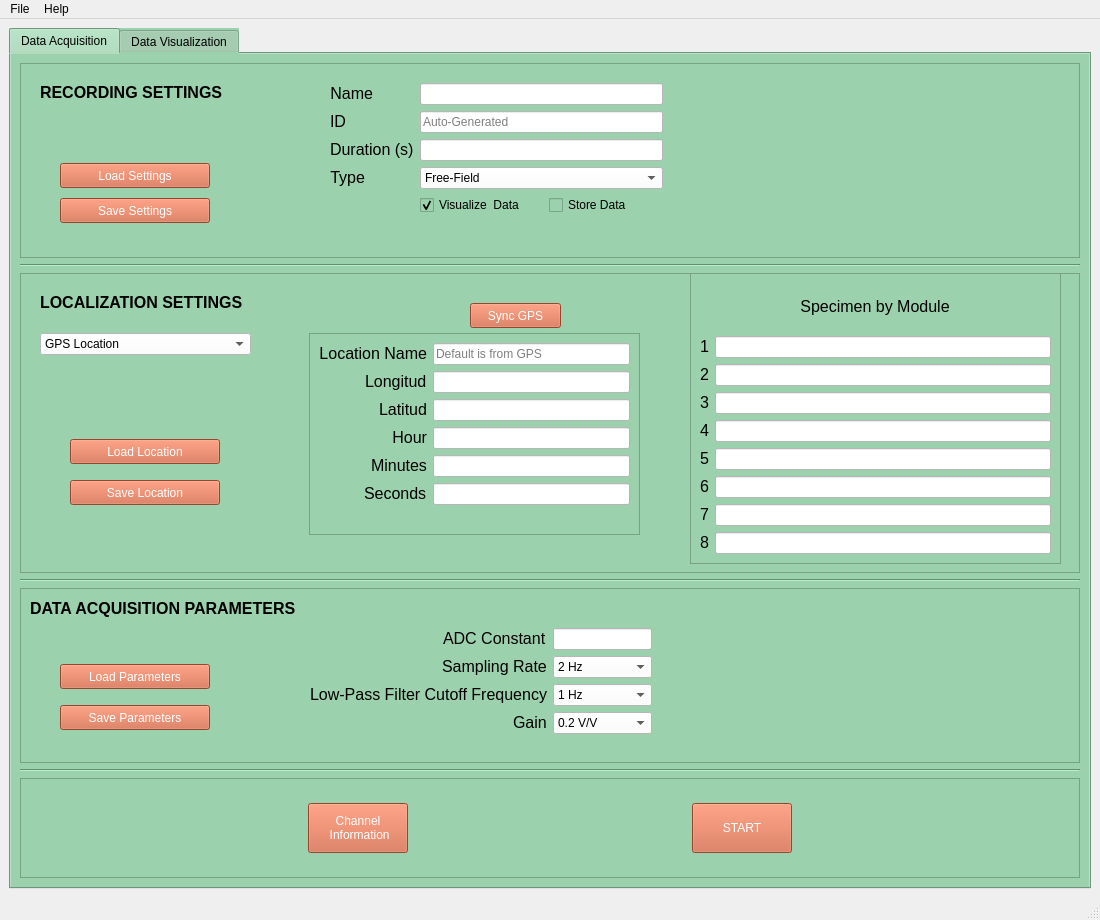
Old version of the form GUI/main_window.ui in the repository jrsm1/EWAS_Application.
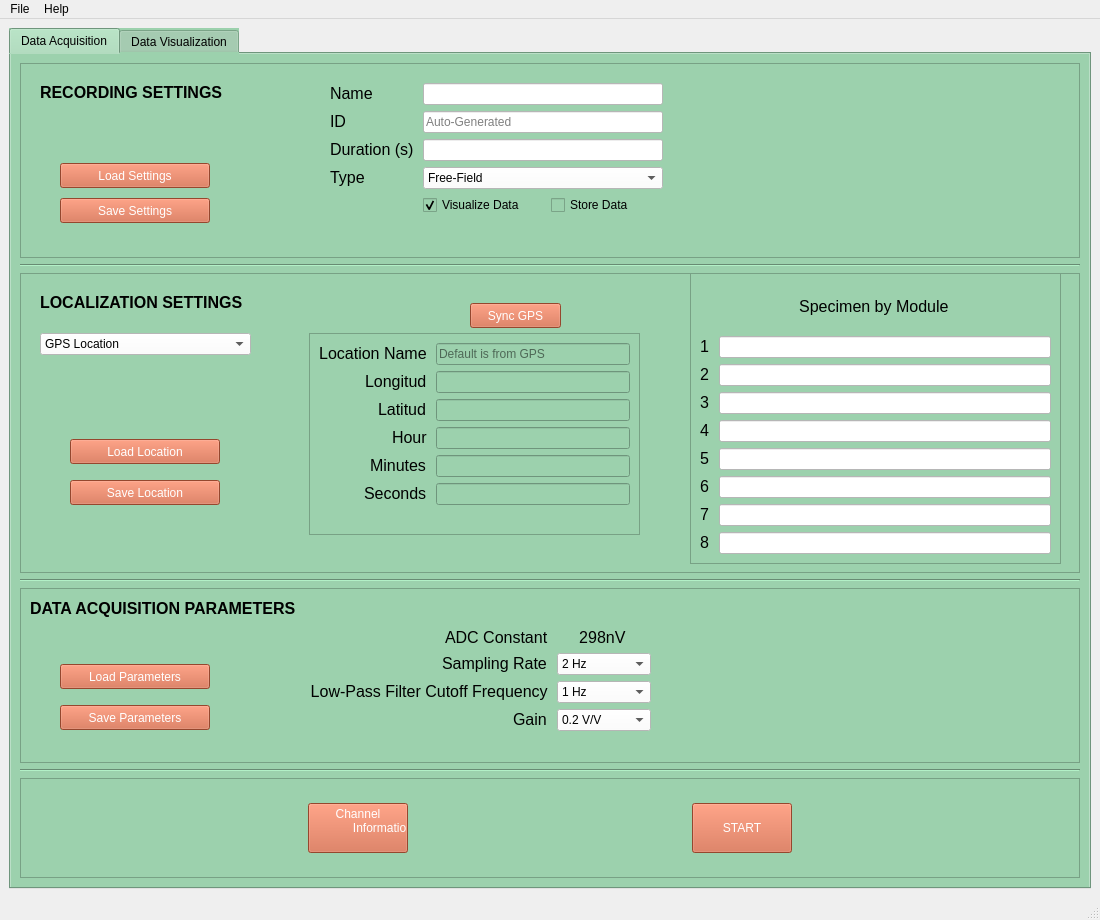
New version of the form.

Patch:
```diff
--- a/GUI/main_window.ui
+++ b/GUI/main_window.ui
@@ -109,7 +109,9 @@
             <item row="0" column="0">
              <widget class="QLabel" name="main_tab_RecordingSettings_name_Label">
               <property name="text">
-               <string>&lt;html&gt;&lt;head/&gt;&lt;body&gt;&lt;p align=&quot;right&quot;&gt;&lt;span style=&quot; font-size:12pt;&quot;&gt;Name&lt;/span&gt;&lt;/p&gt;&lt;/body&gt;&lt;/html&gt;</string>
+															<string>&lt;html&gt;&lt;head/&gt;&lt;body&gt;&lt;p align=&quot;right&quot;&gt;&lt;span
+																style=&quot; font-size:12pt;&quot;&gt;Name&lt;/span&gt;&lt;/p&gt;&lt;/body&gt;&lt;/html&gt;
+															</string>
               </property>
               <property name="buddy">
                <cstring>main_tab_RecordingSettings_name_LineEdit</cstring>
@@ -134,7 +136,9 @@
             <item row="1" column="0">
              <widget class="QLabel" name="main_tab_Localization_latitudLabel_2">
               <property name="text">
-               <string>&lt;html&gt;&lt;head/&gt;&lt;body&gt;&lt;p&gt;&lt;span style=&quot; font-size:12pt;&quot;&gt;ID&lt;/span&gt;&lt;/p&gt;&lt;/body&gt;&lt;/html&gt;</string>
+															<string>&lt;html&gt;&lt;head/&gt;&lt;body&gt;&lt;p&gt;&lt;span
+																style=&quot; font-size:12pt;&quot;&gt;ID&lt;/span&gt;&lt;/p&gt;&lt;/body&gt;&lt;/html&gt;
+															</string>
               </property>
               <property name="buddy">
                <cstring>main_tab_RecordingSettings_id_LineEdit</cstring>
@@ -162,7 +166,9 @@
             <item row="2" column="0">
              <widget class="QLabel" name="main_tab_RecordingSettings_durationLabel">
               <property name="text">
-               <string>&lt;html&gt;&lt;head/&gt;&lt;body&gt;&lt;p&gt;&lt;span style=&quot; font-size:12pt;&quot;&gt;Duration (s)&lt;/span&gt;&lt;/p&gt;&lt;/body&gt;&lt;/html&gt;</string>
+															<string>&lt;html&gt;&lt;head/&gt;&lt;body&gt;&lt;p&gt;&lt;span
+																style=&quot; font-size:12pt;&quot;&gt;Duration (s)&lt;/span&gt;&lt;/p&gt;&lt;/body&gt;&lt;/html&gt;
+															</string>
               </property>
               <property name="buddy">
                <cstring>main_tab_RecordingSettings_durationLineEdit</cstring>
@@ -184,7 +190,9 @@
             <item row="3" column="0">
              <widget class="QLabel" name="main_tab_longitud_Label_3">
               <property name="text">
-               <string>&lt;html&gt;&lt;head/&gt;&lt;body&gt;&lt;p align=&quot;right&quot;&gt;&lt;span style=&quot; font-size:12pt;&quot;&gt;Type&lt;/span&gt;&lt;/p&gt;&lt;/body&gt;&lt;/html&gt;</string>
+															<string>&lt;html&gt;&lt;head/&gt;&lt;body&gt;&lt;p align=&quot;right&quot;&gt;&lt;span
+																style=&quot; font-size:12pt;&quot;&gt;Type&lt;/span&gt;&lt;/p&gt;&lt;/body&gt;&lt;/html&gt;
+															</string>
               </property>
               <property name="buddy">
                <cstring>main_tab_RecordingSettings_type_DropDown</cstring>
@@ -229,7 +237,7 @@
                  <string notr="true">font: 12pt &quot;MS Shell Dlg 2&quot;;</string>
                 </property>
                 <property name="text">
-                 <string>Visualize  Data</string>
+																	<string>Visualize Data</string>
                 </property>
                 <property name="checked">
                  <bool>true</bool>
@@ -513,7 +521,10 @@
               <item row="0" column="0">
                <widget class="QLabel" name="main_tab_longitud_Label">
                 <property name="text">
-                 <string>&lt;html&gt;&lt;head/&gt;&lt;body&gt;&lt;p align=&quot;right&quot;&gt;&lt;span style=&quot; font-size:12pt;&quot;&gt;Location Name&lt;/span&gt;&lt;/p&gt;&lt;/body&gt;&lt;/html&gt;</string>
+																	<string>&lt;html&gt;&lt;head/&gt;&lt;body&gt;&lt;p
+																		align=&quot;right&quot;&gt;&lt;span style=&quot;
+																		font-size:12pt;&quot;&gt;Location Name&lt;/span&gt;&lt;/p&gt;&lt;/body&gt;&lt;/html&gt;
+																	</string>
                 </property>
                 <property name="buddy">
                  <cstring>main_tab_LocalizationSettings_Name_lineEdit</cstring>
@@ -529,9 +540,11 @@
                  </size>
                 </property>
                 <property name="styleSheet">
-                 <string notr="true">background-color: rgb(255, 255, 255);
-font: 12pt &quot;MS Shell Dlg 2&quot;;
-color: rgb(0, 0, 0)</string>
+																	<string notr="true">background-color: rgb(255, 255,
+																		255);
+																		font: 12pt &quot;MS Shell Dlg 2&quot;;
+																		color: rgb(0, 0, 0)
+																	</string>
                 </property>
                 <property name="maxLength">
                  <number>20</number>
@@ -544,7 +557,9 @@
               <item row="1" column="0">
                <widget class="QLabel" name="main_tab_Localization_longitudLabel">
                 <property name="text">
-                 <string>&lt;html&gt;&lt;head/&gt;&lt;body&gt;&lt;p&gt;&lt;span style=&quot; font-size:12pt;&quot;&gt;Longitud&lt;/span&gt;&lt;/p&gt;&lt;/body&gt;&lt;/html&gt;</string>
+																	<string>&lt;html&gt;&lt;head/&gt;&lt;body&gt;&lt;p&gt;&lt;span
+																		style=&quot; font-size:12pt;&quot;&gt;Longitud&lt;/span&gt;&lt;/p&gt;&lt;/body&gt;&lt;/html&gt;
+																	</string>
                 </property>
                 <property name="buddy">
                  <cstring>main_tab_LocalizationSettings_longitudLineEdit</cstring>
@@ -554,9 +569,11 @@
               <item row="1" column="1">
                <widget class="QLineEdit" name="main_tab_LocalizationSettings_longitudLineEdit">
                 <property name="styleSheet">
-                 <string notr="true">background-color: rgb(255, 255, 255);
-font: 12pt &quot;MS Shell Dlg 2&quot;;
-color: rgb(0, 0, 0)</string>
+																	<string notr="true">background-color: rgb(255, 255,
+																		255);
+																		font: 12pt &quot;MS Shell Dlg 2&quot;;
+																		color: rgb(0, 0, 0)
+																	</string>
                 </property>
                 <property name="maxLength">
                  <number>10</number>
@@ -566,7 +583,9 @@
               <item row="2" column="0">
                <widget class="QLabel" name="main_tab_Localization_latitudLabel">
                 <property name="text">
-                 <string>&lt;html&gt;&lt;head/&gt;&lt;body&gt;&lt;p&gt;&lt;span style=&quot; font-size:12pt;&quot;&gt;              Latitud&lt;/span&gt;&lt;/p&gt;&lt;/body&gt;&lt;/html&gt;</string>
+																	<string>&lt;html&gt;&lt;head/&gt;&lt;body&gt;&lt;p&gt;&lt;span
+																		style=&quot; font-size:12pt;&quot;&gt; Latitud&lt;/span&gt;&lt;/p&gt;&lt;/body&gt;&lt;/html&gt;
+																	</string>
                 </property>
                 <property name="buddy">
                  <cstring>main_tab_LocalizationSettings_latitudLineEdit</cstring>
@@ -576,9 +595,11 @@
               <item row="2" column="1">
                <widget class="QLineEdit" name="main_tab_LocalizationSettings_latitudLineEdit">
                 <property name="styleSheet">
-                 <string notr="true">background-color: rgb(255, 255, 255);
-font: 12pt &quot;MS Shell Dlg 2&quot;;
-color: rgb(0, 0, 0)</string>
+																	<string notr="true">background-color: rgb(255, 255,
+																		255);
+																		font: 12pt &quot;MS Shell Dlg 2&quot;;
+																		color: rgb(0, 0, 0)
+																	</string>
                 </property>
                 <property name="maxLength">
                  <number>11</number>
@@ -588,7 +609,10 @@
               <item row="3" column="0">
                <widget class="QLabel" name="main_tab_Localization_hourLabel">
                 <property name="text">
-                 <string>&lt;html&gt;&lt;head/&gt;&lt;body&gt;&lt;p align=&quot;right&quot;&gt;&lt;span style=&quot; font-size:12pt;&quot;&gt;Hour&lt;/span&gt;&lt;/p&gt;&lt;/body&gt;&lt;/html&gt;</string>
+																	<string>&lt;html&gt;&lt;head/&gt;&lt;body&gt;&lt;p
+																		align=&quot;right&quot;&gt;&lt;span style=&quot;
+																		font-size:12pt;&quot;&gt;Hour&lt;/span&gt;&lt;/p&gt;&lt;/body&gt;&lt;/html&gt;
+																	</string>
                 </property>
                 <property name="buddy">
                  <cstring>main_tab_LocalizationSettings_hourLineEdit</cstring>
@@ -598,9 +622,11 @@
               <item row="3" column="1">
                <widget class="QLineEdit" name="main_tab_LocalizationSettings_hourLineEdit">
                 <property name="styleSheet">
-                 <string notr="true">background-color: rgb(255, 255, 255);
-font: 12pt &quot;MS Shell Dlg 2&quot;;
-color: rgb(0, 0, 0)</string>
+																	<string notr="true">background-color: rgb(255, 255,
+																		255);
+																		font: 12pt &quot;MS Shell Dlg 2&quot;;
+																		color: rgb(0, 0, 0)
+																	</string>
                 </property>
                 <property name="maxLength">
                  <number>2</number>
@@ -610,7 +636,9 @@
               <item row="4" column="0">
                <widget class="QLabel" name="main_tab_Localization_minutesLabel">
                 <property name="text">
-                 <string>&lt;html&gt;&lt;head/&gt;&lt;body&gt;&lt;p&gt;&lt;span style=&quot; font-size:12pt;&quot;&gt;Minutes&lt;/span&gt;&lt;/p&gt;&lt;/body&gt;&lt;/html&gt;</string>
+																	<string>&lt;html&gt;&lt;head/&gt;&lt;body&gt;&lt;p&gt;&lt;span
+																		style=&quot; font-size:12pt;&quot;&gt;Minutes&lt;/span&gt;&lt;/p&gt;&lt;/body&gt;&lt;/html&gt;
+																	</string>
                 </property>
                 <property name="buddy">
                  <cstring>main_tab_LocalizationSettings_minutesLineEdit</cstring>
@@ -620,9 +648,11 @@
               <item row="4" column="1">
                <widget class="QLineEdit" name="main_tab_LocalizationSettings_minutesLineEdit">
                 <property name="styleSheet">
-                 <string notr="true">background-color: rgb(255, 255, 255);
-font: 12pt &quot;MS Shell Dlg 2&quot;;
-color: rgb(0, 0, 0)</string>
+																	<string notr="true">background-color: rgb(255, 255,
+																		255);
+																		font: 12pt &quot;MS Shell Dlg 2&quot;;
+																		color: rgb(0, 0, 0)
+																	</string>
                 </property>
                 <property name="maxLength">
                  <number>2</number>
@@ -632,7 +662,9 @@
               <item row="5" column="0">
                <widget class="QLabel" name="main_tab_Localization_secondsLabel">
                 <property name="text">
-                 <string>&lt;html&gt;&lt;head/&gt;&lt;body&gt;&lt;p&gt;&lt;span style=&quot; font-size:12pt;&quot;&gt;Seconds&lt;/span&gt;&lt;/p&gt;&lt;/body&gt;&lt;/html&gt;</string>
+																	<string>&lt;html&gt;&lt;head/&gt;&lt;body&gt;&lt;p&gt;&lt;span
+																		style=&quot; font-size:12pt;&quot;&gt;Seconds&lt;/span&gt;&lt;/p&gt;&lt;/body&gt;&lt;/html&gt;
+																	</string>
                 </property>
                 <property name="buddy">
                  <cstring>main_tab_LocalizationSettings_secondsLineEdit</cstring>
@@ -642,9 +674,11 @@
               <item row="5" column="1">
                <widget class="QLineEdit" name="main_tab_LocalizationSettings_secondsLineEdit">
                 <property name="styleSheet">
-                 <string notr="true">background-color: rgb(255, 255, 255);
-font: 12pt &quot;MS Shell Dlg 2&quot;;
-color: rgb(0, 0, 0)</string>
+																	<string notr="true">background-color: rgb(255, 255,
+																		255);
+																		font: 12pt &quot;MS Shell Dlg 2&quot;;
+																		color: rgb(0, 0, 0)
+																	</string>
                 </property>
                 <property name="maxLength">
                  <number>2</number>
@@ -676,7 +710,10 @@
               <item alignment="Qt::AlignHCenter">
                <widget class="QLabel" name="label">
                 <property name="text">
-                 <string>&lt;html&gt;&lt;head/&gt;&lt;body&gt;&lt;p align=&quot;center&quot;&gt;&lt;span style=&quot; font-size:12pt;&quot;&gt;Specimen by Module&lt;/span&gt;&lt;/p&gt;&lt;/body&gt;&lt;/html&gt;</string>
+																	<string>&lt;html&gt;&lt;head/&gt;&lt;body&gt;&lt;p
+																		align=&quot;center&quot;&gt;&lt;span style=&quot;
+																		font-size:12pt;&quot;&gt;Specimen by Module&lt;/span&gt;&lt;/p&gt;&lt;/body&gt;&lt;/html&gt;
+																	</string>
                 </property>
                </widget>
               </item>
@@ -685,7 +722,9 @@
                 <item row="0" column="0">
                  <widget class="QLabel" name="main_tab_module_loc_Label_1">
                   <property name="text">
-                   <string>&lt;html&gt;&lt;head/&gt;&lt;body&gt;&lt;p&gt;&lt;span style=&quot; font-size:12pt;&quot;&gt;1&lt;/span&gt;&lt;/p&gt;&lt;/body&gt;&lt;/html&gt;</string>
+																			<string>&lt;html&gt;&lt;head/&gt;&lt;body&gt;&lt;p&gt;&lt;span
+																				style=&quot; font-size:12pt;&quot;&gt;1&lt;/span&gt;&lt;/p&gt;&lt;/body&gt;&lt;/html&gt;
+																			</string>
                   </property>
                   <property name="buddy">
                    <cstring>main_tab_module_loc_LineEdit_1</cstring>
@@ -707,7 +746,9 @@
                 <item row="1" column="0">
                  <widget class="QLabel" name="main_tab_module_loc_Label_2">
                   <property name="text">
-                   <string>&lt;html&gt;&lt;head/&gt;&lt;body&gt;&lt;p&gt;&lt;span style=&quot; font-size:12pt;&quot;&gt;2&lt;/span&gt;&lt;/p&gt;&lt;/body&gt;&lt;/html&gt;</string>
+																			<string>&lt;html&gt;&lt;head/&gt;&lt;body&gt;&lt;p&gt;&lt;span
+																				style=&quot; font-size:12pt;&quot;&gt;2&lt;/span&gt;&lt;/p&gt;&lt;/body&gt;&lt;/html&gt;
+																			</string>
                   </property>
                   <property name="buddy">
                    <cstring>main_tab_module_loc_LineEdit_2</cstring>
@@ -729,7 +770,9 @@
                 <item row="2" column="0">
                  <widget class="QLabel" name="main_tab_module_loc_Label_3">
                   <property name="text">
-                   <string>&lt;html&gt;&lt;head/&gt;&lt;body&gt;&lt;p&gt;&lt;span style=&quot; font-size:12pt;&quot;&gt;3&lt;/span&gt;&lt;/p&gt;&lt;/body&gt;&lt;/html&gt;</string>
+																			<string>&lt;html&gt;&lt;head/&gt;&lt;body&gt;&lt;p&gt;&lt;span
+																				style=&quot; font-size:12pt;&quot;&gt;3&lt;/span&gt;&lt;/p&gt;&lt;/body&gt;&lt;/html&gt;
+																			</string>
                   </property>
                   <property name="buddy">
                    <cstring>main_tab_module_loc_LineEdit_3</cstring>
@@ -751,7 +794,9 @@
                 <item row="3" column="0">
                  <widget class="QLabel" name="main_tab_module_loc_Label_4">
                   <property name="text">
-                   <string>&lt;html&gt;&lt;head/&gt;&lt;body&gt;&lt;p&gt;&lt;span style=&quot; font-size:12pt;&quot;&gt;4&lt;/span&gt;&lt;/p&gt;&lt;/body&gt;&lt;/html&gt;</string>
+																			<string>&lt;html&gt;&lt;head/&gt;&lt;body&gt;&lt;p&gt;&lt;span
+																				style=&quot; font-size:12pt;&quot;&gt;4&lt;/span&gt;&lt;/p&gt;&lt;/body&gt;&lt;/html&gt;
+																			</string>
                   </property>
                   <property name="buddy">
                    <cstring>main_tab_module_loc_LineEdit_4</cstring>
@@ -773,7 +818,9 @@
                 <item row="4" column="0">
                  <widget class="QLabel" name="main_tab_module_loc_Label_5">
                   <property name="text">
-                   <string>&lt;html&gt;&lt;head/&gt;&lt;body&gt;&lt;p&gt;&lt;span style=&quot; font-size:12pt;&quot;&gt;5&lt;/span&gt;&lt;/p&gt;&lt;/body&gt;&lt;/html&gt;</string>
+																			<string>&lt;html&gt;&lt;head/&gt;&lt;body&gt;&lt;p&gt;&lt;span
+																				style=&quot; font-size:12pt;&quot;&gt;5&lt;/span&gt;&lt;/p&gt;&lt;/body&gt;&lt;/html&gt;
+																			</string>
                   </property>
                   <property name="buddy">
                    <cstring>main_tab_module_loc_LineEdit_5</cstring>
@@ -795,7 +842,9 @@
                 <item row="5" column="0">
                  <widget class="QLabel" name="main_tab_module_loc_Label_6">
                   <property name="text">
-                   <string>&lt;html&gt;&lt;head/&gt;&lt;body&gt;&lt;p&gt;&lt;span style=&quot; font-size:12pt;&quot;&gt;6&lt;/span&gt;&lt;/p&gt;&lt;/body&gt;&lt;/html&gt;</string>
+																			<string>&lt;html&gt;&lt;head/&gt;&lt;body&gt;&lt;p&gt;&lt;span
+																				style=&quot; font-size:12pt;&quot;&gt;6&lt;/span&gt;&lt;/p&gt;&lt;/body&gt;&lt;/html&gt;
+																			</string>
                   </property>
                   <property name="buddy">
                    <cstring>main_tab_module_loc_LineEdit_6</cstring>
@@ -817,7 +866,9 @@
                 <item row="6" column="0">
                  <widget class="QLabel" name="main_tab_module_loc_Label_7">
                   <property name="text">
-                   <string>&lt;html&gt;&lt;head/&gt;&lt;body&gt;&lt;p&gt;&lt;span style=&quot; font-size:12pt;&quot;&gt;7&lt;/span&gt;&lt;/p&gt;&lt;/body&gt;&lt;/html&gt;</string>
+																			<string>&lt;html&gt;&lt;head/&gt;&lt;body&gt;&lt;p&gt;&lt;span
+																				style=&quot; font-size:12pt;&quot;&gt;7&lt;/span&gt;&lt;/p&gt;&lt;/body&gt;&lt;/html&gt;
+																			</string>
                   </property>
                   <property name="buddy">
                    <cstring>main_tab_module_loc_LineEdit_7</cstring>
@@ -839,7 +890,9 @@
                 <item row="7" column="0">
                  <widget class="QLabel" name="main_tab_module_loc_Label_8">
                   <property name="text">
-                   <string>&lt;html&gt;&lt;head/&gt;&lt;body&gt;&lt;p&gt;&lt;span style=&quot; font-size:12pt;&quot;&gt;8&lt;/span&gt;&lt;/p&gt;&lt;/body&gt;&lt;/html&gt;</string>
+																			<string>&lt;html&gt;&lt;head/&gt;&lt;body&gt;&lt;p&gt;&lt;span
+																				style=&quot; font-size:12pt;&quot;&gt;8&lt;/span&gt;&lt;/p&gt;&lt;/body&gt;&lt;/html&gt;
+																			</string>
                   </property>
                   <property name="buddy">
                    <cstring>main_tab_module_loc_LineEdit_8</cstring>
@@ -901,7 +954,7 @@
             <rect>
              <x>290</x>
              <y>40</y>
-             <width>342</width>
+													<width>341</width>
              <height>114</height>
             </rect>
            </property>
@@ -915,7 +968,9 @@
             <item row="1" column="0">
              <widget class="QLabel" name="main_tab_samplingRateLabel">
               <property name="text">
-               <string>&lt;html&gt;&lt;head/&gt;&lt;body&gt;&lt;p&gt;&lt;span style=&quot; font-size:12pt;&quot;&gt;Sampling Rate&lt;/span&gt;&lt;/p&gt;&lt;/body&gt;&lt;/html&gt;</string>
+															<string>&lt;html&gt;&lt;head/&gt;&lt;body&gt;&lt;p&gt;&lt;span
+																style=&quot; font-size:12pt;&quot;&gt;Sampling Rate&lt;/span&gt;&lt;/p&gt;&lt;/body&gt;&lt;/html&gt;
+															</string>
               </property>
               <property name="buddy">
                <cstring>main_tab_DAQParams_samplingRate_DropDown</cstring>
@@ -950,7 +1005,10 @@
             <item row="2" column="0">
              <widget class="QLabel" name="main_tab_Cutoff_FrequencyLabel">
               <property name="text">
-               <string>&lt;html&gt;&lt;head/&gt;&lt;body&gt;&lt;p align=&quot;right&quot;&gt;&lt;span style=&quot; font-size:12pt;&quot;&gt;Low-Pass Filter Cutoff Frequency&lt;/span&gt;&lt;/p&gt;&lt;/body&gt;&lt;/html&gt;</string>
+															<string>&lt;html&gt;&lt;head/&gt;&lt;body&gt;&lt;p align=&quot;right&quot;&gt;&lt;span
+																style=&quot; font-size:12pt;&quot;&gt;Low-Pass Filter
+																Cutoff Frequency&lt;/span&gt;&lt;/p&gt;&lt;/body&gt;&lt;/html&gt;
+															</string>
               </property>
               <property name="buddy">
                <cstring>main_tab_DAQParams_Cutoff_Frequency_DropDown</cstring>
@@ -960,7 +1018,9 @@
             <item row="3" column="0">
              <widget class="QLabel" name="main_tab_DAQParams_gainLabel">
               <property name="text">
-               <string>&lt;html&gt;&lt;head/&gt;&lt;body&gt;&lt;p&gt;&lt;span style=&quot; font-size:12pt;&quot;&gt;Gain&lt;/span&gt;&lt;/p&gt;&lt;/body&gt;&lt;/html&gt;</string>
+															<string>&lt;html&gt;&lt;head/&gt;&lt;body&gt;&lt;p&gt;&lt;span
+																style=&quot; font-size:12pt;&quot;&gt;Gain&lt;/span&gt;&lt;/p&gt;&lt;/body&gt;&lt;/html&gt;
+															</string>
               </property>
               <property name="buddy">
                <cstring>main_tab_DAQParams_gain_DropDown</cstring>
@@ -990,19 +1050,9 @@
             <item row="0" column="0">
              <widget class="QLabel" name="main_tab_ADC_Constant_Label">
               <property name="text">
-               <string>&lt;html&gt;&lt;head/&gt;&lt;body&gt;&lt;p&gt;&lt;span style=&quot; font-size:12pt;&quot;&gt;ADC Constant&lt;/span&gt;&lt;/p&gt;&lt;/body&gt;&lt;/html&gt;</string>
-              </property>
-              <property name="buddy">
-               <cstring>main_tab_DAQParams_ADC_Constant_LineEdit</cstring>
-              </property>
-             </widget>
-            </item>
-            <item row="0" column="1">
-             <widget class="QLineEdit" name="main_tab_DAQParams_ADC_Constant_LineEdit">
-              <property name="styleSheet">
-               <string notr="true">background-color: rgb(255, 255, 255);
-font: 12pt &quot;MS Shell Dlg 2&quot;;
-color: rgb(0, 0, 0);</string>
+															<string>&lt;html&gt;&lt;head/&gt;&lt;body&gt;&lt;p&gt;&lt;span
+																style=&quot; font-size:12pt;&quot;&gt;ADC Constant&lt;/span&gt;&lt;/p&gt;&lt;/body&gt;&lt;/html&gt;
+															</string>
               </property>
              </widget>
             </item>
@@ -1023,6 +1073,83 @@
                 <string>2 Hz</string>
                </property>
               </item>
+														<item>
+															<property name="text">
+																<string>4 Hz</string>
+															</property>
+														</item>
+														<item>
+															<property name="text">
+																<string>8 Hz</string>
+															</property>
+														</item>
+														<item>
+															<property name="text">
+																<string>16 Hz</string>
+															</property>
+														</item>
+														<item>
+															<property name="text">
+																<string>32 Hz</string>
+															</property>
+														</item>
+														<item>
+															<property name="text">
+																<string>64 Hz</string>
+															</property>
+														</item>
+														<item>
+															<property name="text">
+																<string>128 Hz</string>
+															</property>
+														</item>
+														<item>
+															<property name="text">
+																<string>256 Hz</string>
+															</property>
+														</item>
+														<item>
+															<property name="text">
+																<string>512 Hz</string>
+															</property>
+														</item>
+														<item>
+															<property name="text">
+																<string>1024 Hz</string>
+															</property>
+														</item>
+														<item>
+															<property name="text">
+																<string>2048 Hz</string>
+															</property>
+														</item>
+														<item>
+															<property name="text">
+																<string>4096 Hz</string>
+															</property>
+														</item>
+														<item>
+															<property name="text">
+																<string>8192 Hz</string>
+															</property>
+														</item>
+														<item>
+															<property name="text">
+																<string>10,000 Hz</string>
+															</property>
+														</item>
+													</widget>
+												</item>
+												<item row="0" column="1">
+													<widget class="QLabel" name="label_2">
+														<property name="text">
+															<string>&lt;html&gt;&lt;head/&gt;&lt;body&gt;&lt;p&gt;&lt;span
+																style=&quot; font-size:12pt;&quot;&gt;298nV&lt;/span&gt;&lt;/p&gt;&lt;/body&gt;&lt;/html&gt;
+															</string>
+														</property>
+														<property name="alignment">
+															<set>Qt::AlignCenter</set>
+														</property>
              </widget>
             </item>
            </layout>
@@ -1153,8 +1280,9 @@
 font: 12pt &quot;MS Shell Dlg 2&quot;;</string>
              </property>
              <property name="text">
-              <string>Channel 
- Information</string>
+														<string>Channel
+															Information
+														</string>
              </property>
             </widget>
            </item>
```
Left out of the diff: 497 changed lines with no effect on the pictures. Lines whose indentation alone changed are shown as unchanged.
